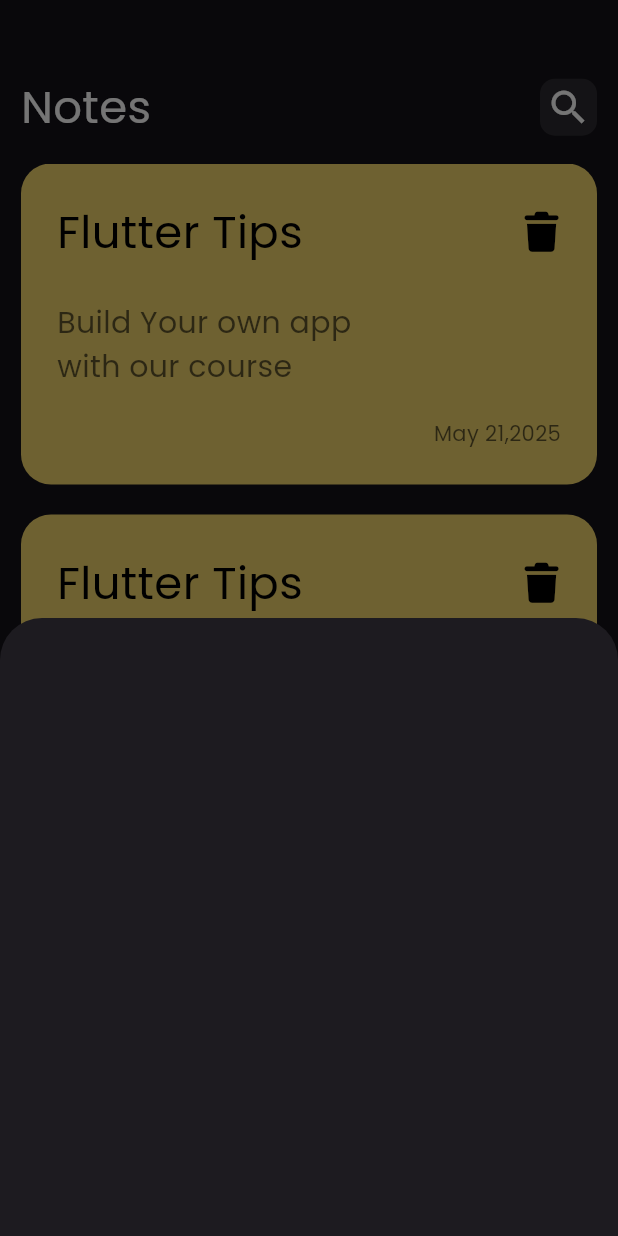
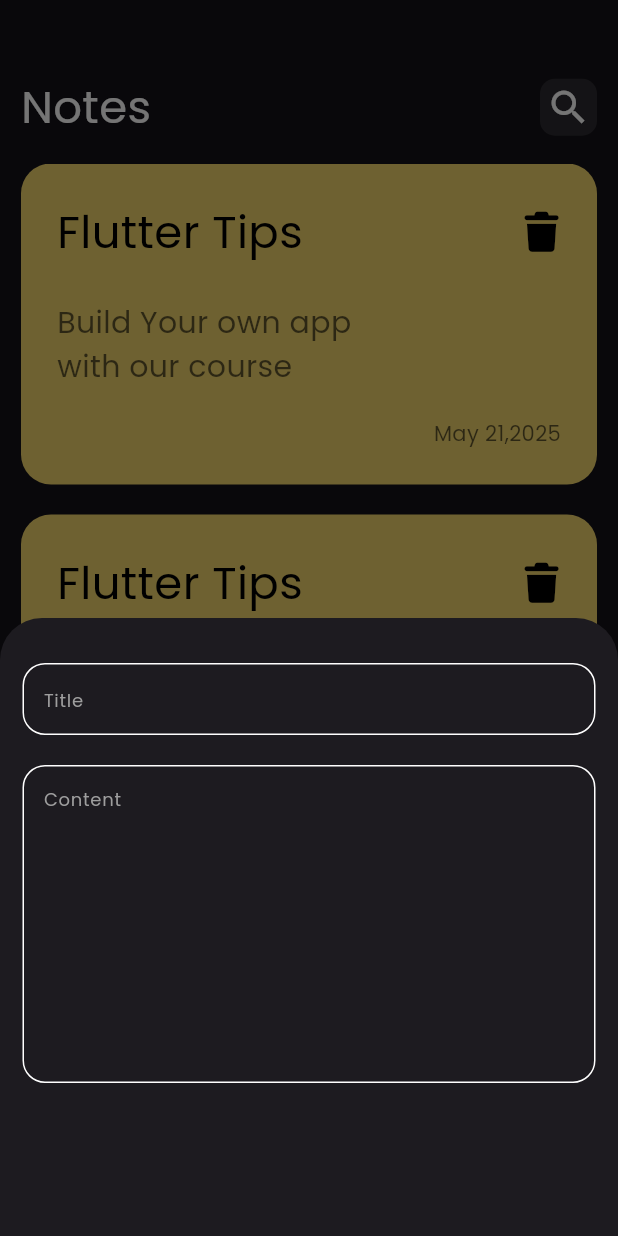
Before and after one commit to Mohamed-Ahmed-Sabry22/notes_app, a Flutter app: the screen it shows after launch, after a tap on the "edit" icon, on a phone screen of 412 x 824 dp. Run offline on Flutter 3.47's test engine with Material 3 defaults, Android fonts, the phone set to English and light mode, and no system bars; our stand-ins replace font_awesome_flutter.

Commit message:
add fields to bottom sheet

```diff
--- /dev/null
+++ b/lib/views/widgets/custom_text_field.dart
@@ -0,0 +1,28 @@
+import 'package:flutter/material.dart';
+
+class CustomTextField extends StatelessWidget {
+  const CustomTextField({super.key, required this.hintText, this.maxLines = 1});
+  final String hintText;
+  final int maxLines;
+  @override
+  Widget build(BuildContext context) {
+    return TextField(
+      style: TextStyle(fontSize: 16.0),
+      maxLines: maxLines,
+      decoration: InputDecoration(
+        hintText: hintText,
+        hintStyle: TextStyle(color: Colors.grey, fontSize: 12),
+        contentPadding: EdgeInsets.symmetric(vertical: 10, horizontal: 10),
+        enabledBorder: buildBorder(),
+        focusedBorder: buildBorder(),
+      ),
+    );
+  }
+
+  OutlineInputBorder buildBorder() {
+    return OutlineInputBorder(
+      borderRadius: BorderRadius.circular(15),
+      borderSide: BorderSide(width: 1, color: Colors.white),
+    );
+  }
+}
--- a/lib/views/widgets/note_bottom_sheet.dart
+++ b/lib/views/widgets/note_bottom_sheet.dart
@@ -1,3 +1,4 @@
+import 'package:_10_note_app/views/widgets/custom_text_field.dart';
 import 'package:flutter/material.dart';
 
 class AddNoteBottomSheet extends StatelessWidget {
@@ -8,10 +9,19 @@ class AddNoteBottomSheet extends StatelessWidget {
     return Container(
       height: MediaQuery.sizeOf(context).height * 0.5,
       decoration: BoxDecoration(
-        //color: Colors.white,
         borderRadius: BorderRadius.only(
-          topLeft: Radius.circular(30),
-          topRight: Radius.circular(30),
+          topLeft: Radius.circular(15),
+          topRight: Radius.circular(15),
+        ),
+      ),
+      child: Padding(
+        padding: const EdgeInsets.symmetric(vertical: 30, horizontal: 15),
+        child: Column(
+          children: [
+            CustomTextField(hintText: 'Title'),
+            SizedBox(height: 20),
+            CustomTextField(hintText: 'Content', maxLines: 8),
+          ],
         ),
       ),
     );
```
